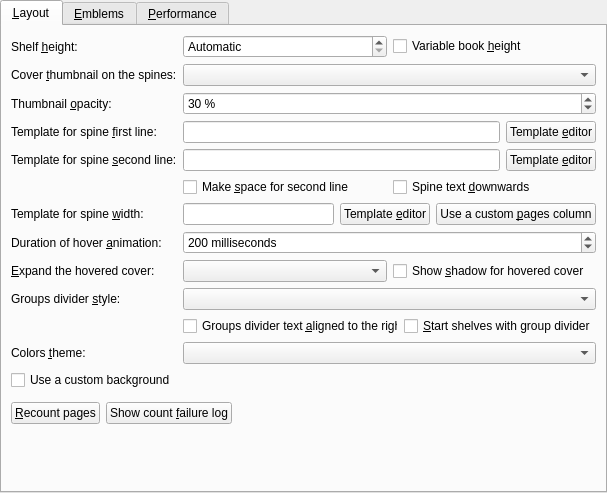
Above: src/calibre/gui2/preferences/look_feel_tabs/bookshelf_view.ui from kovidgoyal/calibre before the change. Below: the same form after it.
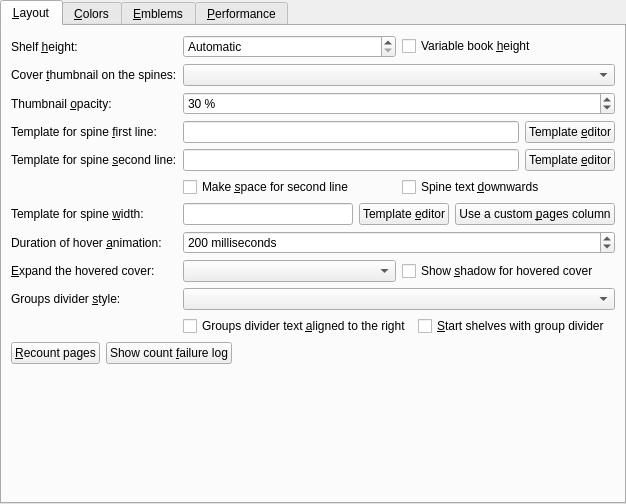
That is the form after the change. Custom widgets are drawn as their Qt base class.

Commit message: Move colors settings into their own tab

```diff
--- a/src/calibre/gui2/preferences/look_feel_tabs/bookshelf_view.ui
+++ b/src/calibre/gui2/preferences/look_feel_tabs/bookshelf_view.ui
@@ -6,8 +6,8 @@
    <rect>
     <x>0</x>
     <y>0</y>
-    <width>607</width>
-    <height>493</height>
+    <width>626</width>
+    <height>504</height>
    </rect>
   </property>
   <property name="currentIndex">
@@ -322,37 +322,7 @@
       </item>
      </layout>
     </item>
-    <item row="11" column="0">
-     <widget class="QLabel" name="label_5">
-      <property name="text">
-       <string>Colors &amp;theme:</string>
-      </property>
-      <property name="buddy">
-       <cstring>opt_bookshelf_theme_override</cstring>
-      </property>
-     </widget>
-    </item>
-    <item row="11" column="1">
-     <widget class="QComboBox" name="opt_bookshelf_theme_override">
-      <property name="toolTip">
-       <string>Control which colors theme to use for the bookshelf view</string>
-      </property>
-     </widget>
-    </item>
-    <item row="12" column="0" colspan="2">
-     <widget class="QCheckBox" name="opt_bookshelf_use_custom_background">
-      <property name="toolTip">
-       <string>Use a custom background instead of the one generated by calibre</string>
-      </property>
-      <property name="text">
-       <string>Use a custom background</string>
-      </property>
-     </widget>
-    </item>
-    <item row="13" column="0" colspan="2">
-     <widget class="BackgroundConfig" name="background_box"/>
-    </item>
-    <item row="14" column="0" colspan="2">
+    <item row="11" column="0" colspan="2">
      <layout class="QHBoxLayout" name="horizontalLayout_7">
       <item>
        <widget class="QPushButton" name="recount_button">
@@ -386,7 +356,7 @@
       </item>
      </layout>
     </item>
-    <item row="15" column="0">
+    <item row="12" column="0">
      <spacer name="vertical_spacer_1">
       <property name="orientation">
        <enum>Qt::Vertical</enum>
@@ -401,6 +371,43 @@
     </item>
    </layout>
   </widget>
+  <widget class="QWidget" name="tab">
+   <attribute name="title">
+    <string>&amp;Colors</string>
+   </attribute>
+   <layout class="QFormLayout" name="formLayout_2">
+    <item row="0" column="0">
+     <widget class="QLabel" name="label_5">
+      <property name="text">
+       <string>&amp;Dark/light:</string>
+      </property>
+      <property name="buddy">
+       <cstring>opt_bookshelf_theme_override</cstring>
+      </property>
+     </widget>
+    </item>
+    <item row="0" column="1">
+     <widget class="QComboBox" name="opt_bookshelf_theme_override">
+      <property name="toolTip">
+       <string>Control the color theme to use for the bookshelf view</string>
+      </property>
+     </widget>
+    </item>
+    <item row="1" column="0" colspan="2">
+     <widget class="QCheckBox" name="opt_bookshelf_use_custom_background">
+      <property name="toolTip">
+       <string>Use a custom background, either color or image</string>
+      </property>
+      <property name="text">
+       <string>Use a custom background</string>
+      </property>
+     </widget>
+    </item>
+    <item row="2" column="0" colspan="2">
+     <widget class="BackgroundConfig" name="background_box" native="true"/>
+    </item>
+   </layout>
+  </widget>
   <widget class="BookshelfEmblemRules" name="emblem_rules">
    <attribute name="title">
     <string>&amp;Emblems</string>
```
The commit also changes 1 other file.
